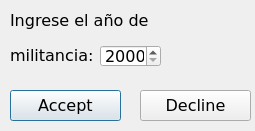
The window that Proyecto_Optativa/UfrmDialogYear.ui (RedAlf121/ProyectoFicherosCpp) describes before a commit, drawn with Qt 5.
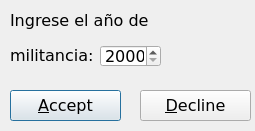
The same window after the commit. Icons and pictures are not drawn.

What changed in the file:
```diff
--- a/Proyecto_Optativa/UfrmDialogYear.ui
+++ b/Proyecto_Optativa/UfrmDialogYear.ui
@@ -75,7 +75,7 @@
     </rect>
    </property>
    <property name="text">
-    <string>Accept</string>
+    <string>&amp;Accept</string>
    </property>
    <property name="icon">
     <iconset>
@@ -98,7 +98,7 @@
     </rect>
    </property>
    <property name="text">
-    <string>Decline</string>
+    <string>&amp;Decline</string>
    </property>
    <property name="icon">
     <iconset>
```
